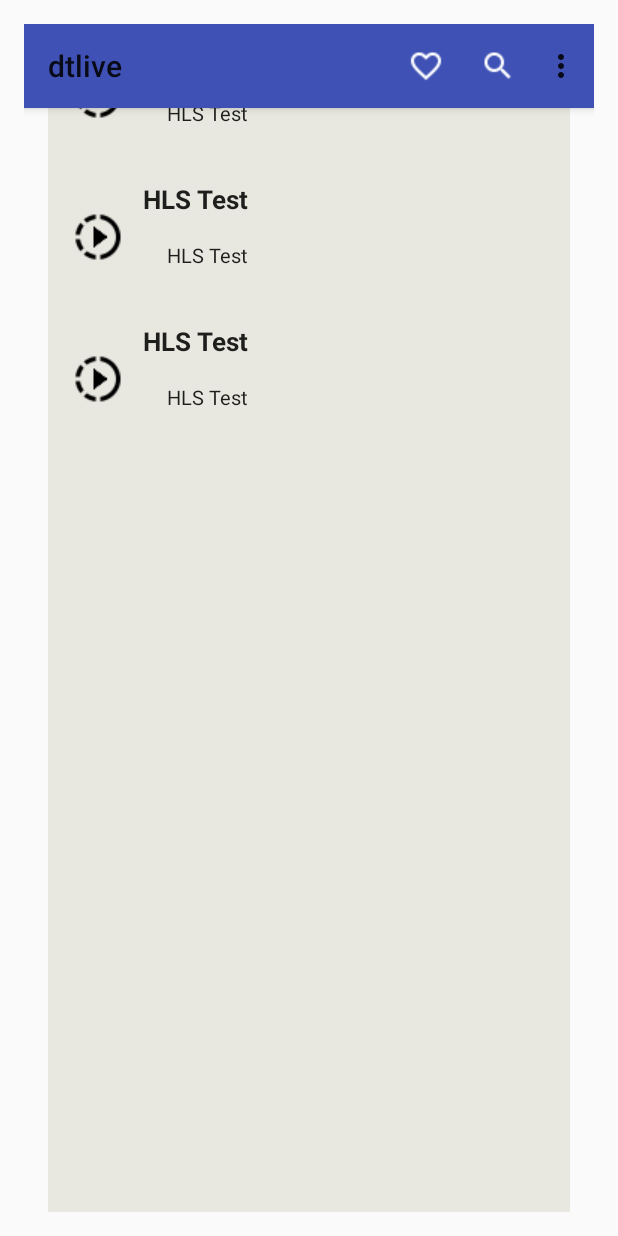
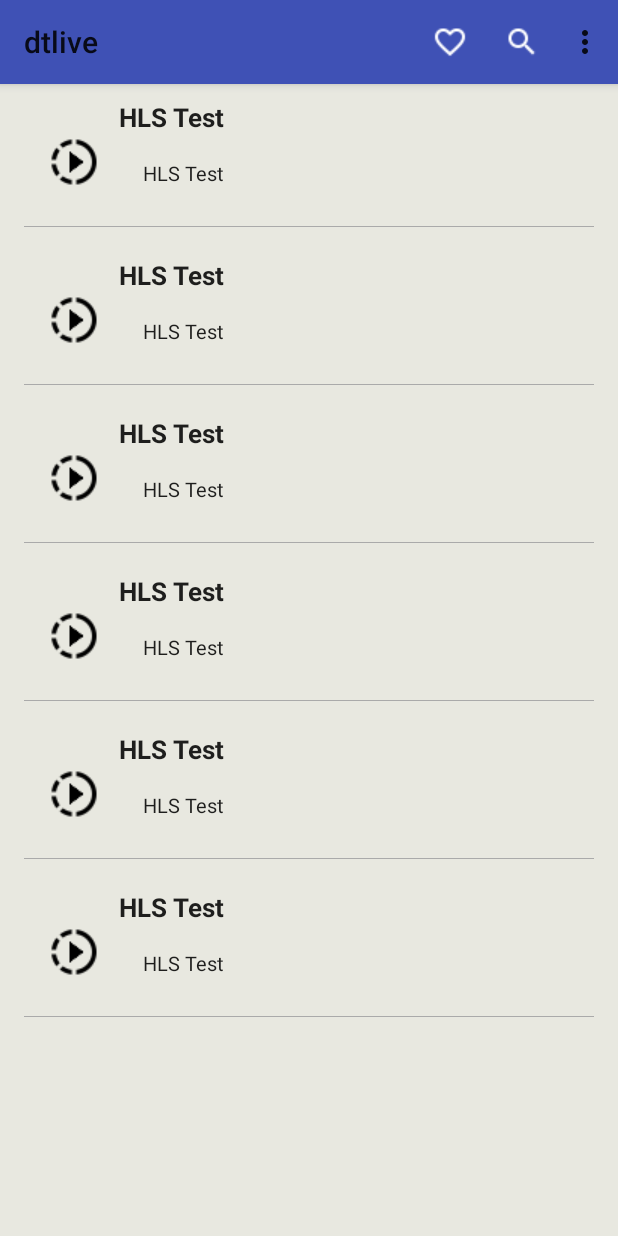
Before and after one commit to peterfuture/dtlive_android, an Android app: the screen it shows after launch (MainActivity), on a phone screen of 412 x 824 dp. Run offline under Robolectric (Android 15) with nearby library versions, the phone set to English and light mode, and no system bars; libraries missing offline, so code that uses them is left out: com.roughike.bottombar; 7 statements that could not run were skipped.

Commit message:
change ui

```diff
--- a/dtlive/app/src/main/java/com/dttv/dtlive/model/LiveChannelModel.java
+++ b/dtlive/app/src/main/java/com/dttv/dtlive/model/LiveChannelModel.java
@@ -39,6 +39,12 @@ public class LiveChannelModel {
         addItem(item2);
         LiveChannelItem item3 = new LiveChannelItem("3", uri, title, content, details);
         addItem(item3);
+        LiveChannelItem item4 = new LiveChannelItem("4", uri, title, content, details);
+        addItem(item4);
+        LiveChannelItem item5 = new LiveChannelItem("5", uri, title, content, details);
+        addItem(item5);
+        LiveChannelItem item6 = new LiveChannelItem("6", uri, title, content, details);
+        addItem(item6);
     }
 
     private static void addItem(LiveChannelItem item) {
--- a/dtlive/app/src/main/java/com/dttv/dtlive/ui/MainActivity.java
+++ b/dtlive/app/src/main/java/com/dttv/dtlive/ui/MainActivity.java
@@ -24,9 +24,6 @@ public class MainActivity extends AppCompatActivity
 
     // UI
     private BottomBar mBottomBar;
-
-    // control
-    private int mHome;
 
     @Override
     protected void onCreate(Bundle savedInstanceState) {
--- a/dtlive/app/src/main/res/layout/activity_main.xml
+++ b/dtlive/app/src/main/res/layout/activity_main.xml
@@ -3,6 +3,7 @@
     xmlns:tools="http://schemas.android.com/tools"
     android:layout_width="match_parent"
     android:layout_height="match_parent"
+    android:background="@color/backgroundColor"
     xmlns:app="http://schemas.android.com/apk/res-auto"
     android:paddingBottom="@dimen/activity_vertical_margin"
     android:paddingLeft="@dimen/activity_horizontal_margin"
@@ -14,6 +15,9 @@
         android:id="@+id/id_main_fragment"
         android:layout_width="match_parent"
         android:layout_height="match_parent"
+        android:paddingLeft="@dimen/activity_horizontal_margin"
+        android:paddingRight="@dimen/activity_horizontal_margin"
+        android:paddingTop="?attr/actionBarSize"
         app:layout_behavior="@string/appbar_scrolling_view_behavior"/>
 
     <android.support.v7.widget.Toolbar
@@ -25,6 +29,4 @@
         android:theme="@style/ThemeOverlay.AppCompat.ActionBar"
         app:popupTheme="@style/ThemeOverlay.AppCompat.Light"/>
 
-
-
 </RelativeLayout>
--- a/dtlive/app/src/main/res/layout/fragment_live_browser_item.xml
+++ b/dtlive/app/src/main/res/layout/fragment_live_browser_item.xml
@@ -4,10 +4,18 @@
     android:layout_height="wrap_content"
     android:background="@drawable/list_item"
     android:paddingBottom="10dp"
-    android:paddingLeft="15dp"
-    android:paddingRight="15dp"
+    android:paddingLeft="0dp"
+    android:paddingRight="0dp"
     android:paddingTop="10dp" >
 
+    <RelativeLayout
+        android:id="@+id/item"
+        android:layout_width="match_parent"
+        android:layout_height="wrap_content"
+        android:background="@drawable/list_item"
+        android:paddingBottom="10dp"
+        android:paddingLeft="15dp"
+        android:paddingRight="15dp">
         <ImageView
             android:id="@+id/thumb"
             android:layout_width="@dimen/placehold_thumb_width"
@@ -48,3 +56,11 @@
             android:textAppearance="?attr/textAppearanceListItem"
             android:textSize="@dimen/video_list_content"/>
     </RelativeLayout>
+    <View
+        android:layout_width="match_parent"
+        android:layout_height="@dimen/seprate_line"
+        android:paddingLeft="0dp"
+        android:paddingRight="0dp"
+        android:layout_below="@+id/item"
+        android:background="@android:color/darker_gray" />
+</RelativeLayout>
--- a/dtlive/app/src/main/res/layout/fragment_live_play.xml
+++ b/dtlive/app/src/main/res/layout/fragment_live_play.xml
@@ -1,8 +1,7 @@
 <?xml version="1.0" encoding="utf-8"?>
 <RelativeLayout xmlns:android="http://schemas.android.com/apk/res/android"
-    xmlns:app="http://schemas.android.com/apk/res-auto"
     android:layout_width="match_parent"
-    android:layout_height="wrap_content"
+    android:layout_height="match_parent"
     android:layout_below="@+id/HeaderWrapper"
     android:scrollbars="vertical" >
 
--- a/dtlive/app/src/main/res/values/dimens.xml
+++ b/dtlive/app/src/main/res/values/dimens.xml
@@ -1,7 +1,7 @@
 <resources>
     <!-- Default screen margins, per the Android Design guidelines. -->
-    <dimen name="activity_horizontal_margin">16dp</dimen>
-    <dimen name="activity_vertical_margin">16dp</dimen>
+    <dimen name="activity_horizontal_margin">0dp</dimen>
+    <dimen name="activity_vertical_margin">0dp</dimen>
     <dimen name="text_margin">16dp</dimen>
 
     <dimen name="placehold_thumb_width">36dp</dimen>
```
Lines whose indentation alone changed are shown as unchanged.
